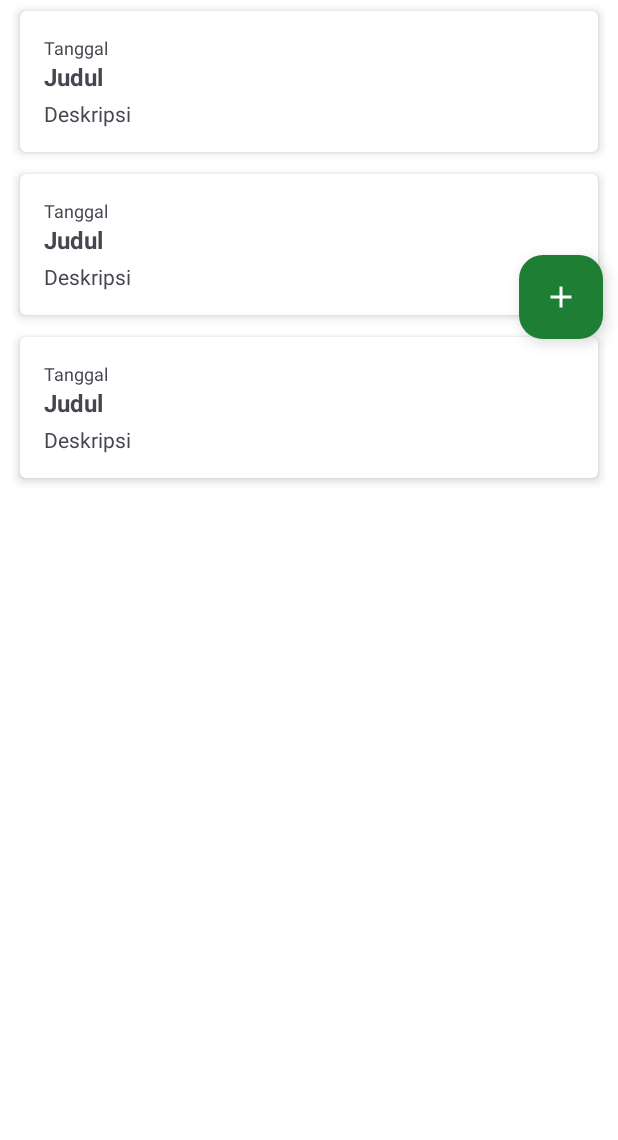
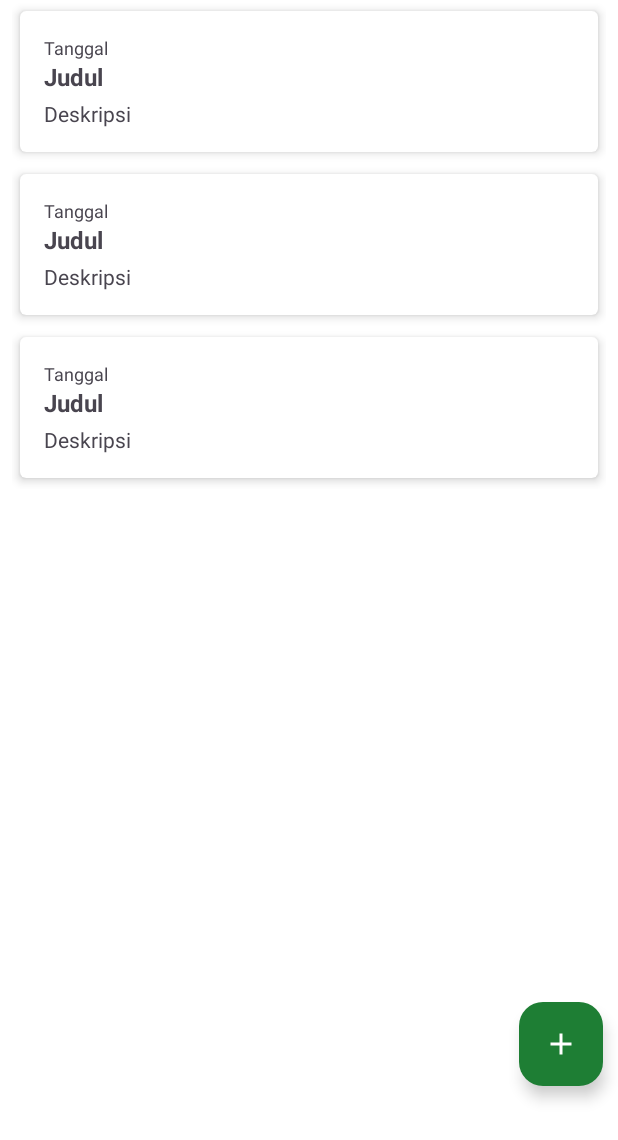
Before and after one commit to Bayyeee/PKM-UD-LiMa, an Android app: the layout fragment_catatan.xml on its own in the app's theme, with its tools: preview values and no code run, on a phone screen of 412 x 824 dp. Shown: the top 1140 px of the screen. Run offline under Robolectric (Android 15) with nearby library versions, the phone set to English and light mode, and no system bars.

Commit message:
Merampungkan tampilan HomeFragment, membuat itemlist CatatanFragment

```diff
--- a/app/src/main/res/layout/fragment_catatan.xml
+++ b/app/src/main/res/layout/fragment_catatan.xml
@@ -8,13 +8,9 @@
     tools:context=".fragment.CatatanFragment"
     android:background="@color/white">
 
-    <ScrollView
+    <androidx.constraintlayout.widget.ConstraintLayout
         android:layout_width="match_parent"
         android:layout_height="match_parent">
-
-        <androidx.constraintlayout.widget.ConstraintLayout
-            android:layout_width="match_parent"
-            android:layout_height="match_parent">
 
         <androidx.recyclerview.widget.RecyclerView
            android:id="@+id/rv_notes"
@@ -35,8 +31,6 @@
            android:layout_marginEnd="10dp"
            app:srcCompat="@drawable/ic_add" />
 
-        </androidx.constraintlayout.widget.ConstraintLayout>
-
-    </ScrollView>
+    </androidx.constraintlayout.widget.ConstraintLayout>
 
 </FrameLayout>
--- a/app/src/main/res/layout/fragment_home.xml
+++ b/app/src/main/res/layout/fragment_home.xml
@@ -275,7 +275,7 @@
                     android:textSize="16sp"
                     app:layout_constraintEnd_toEndOf="parent"
                     app:layout_constraintStart_toStartOf="parent"
-                    android:layout_marginStart="5dp"
+                    android:layout_marginStart="15dp"
                     app:layout_constraintTop_toBottomOf="@+id/ivPeringatan" />
 
             </androidx.constraintlayout.widget.ConstraintLayout>
@@ -315,7 +315,7 @@
                     android:textSize="16sp"
                     app:layout_constraintEnd_toEndOf="parent"
                     app:layout_constraintStart_toStartOf="parent"
-                    android:layout_marginStart="5dp"
+                    android:layout_marginStart="15dp"
                     app:layout_constraintTop_toBottomOf="@+id/ivKontrol" />
 
             </androidx.constraintlayout.widget.ConstraintLayout>
@@ -355,7 +355,7 @@
                     android:textSize="16sp"
                     app:layout_constraintEnd_toEndOf="parent"
                     app:layout_constraintStart_toStartOf="parent"
-                    android:layout_marginStart="30dp"
+                    android:layout_marginStart="35dp"
                     app:layout_constraintTop_toBottomOf="@+id/ivCatatan" />
 
             </androidx.constraintlayout.widget.ConstraintLayout>
```
